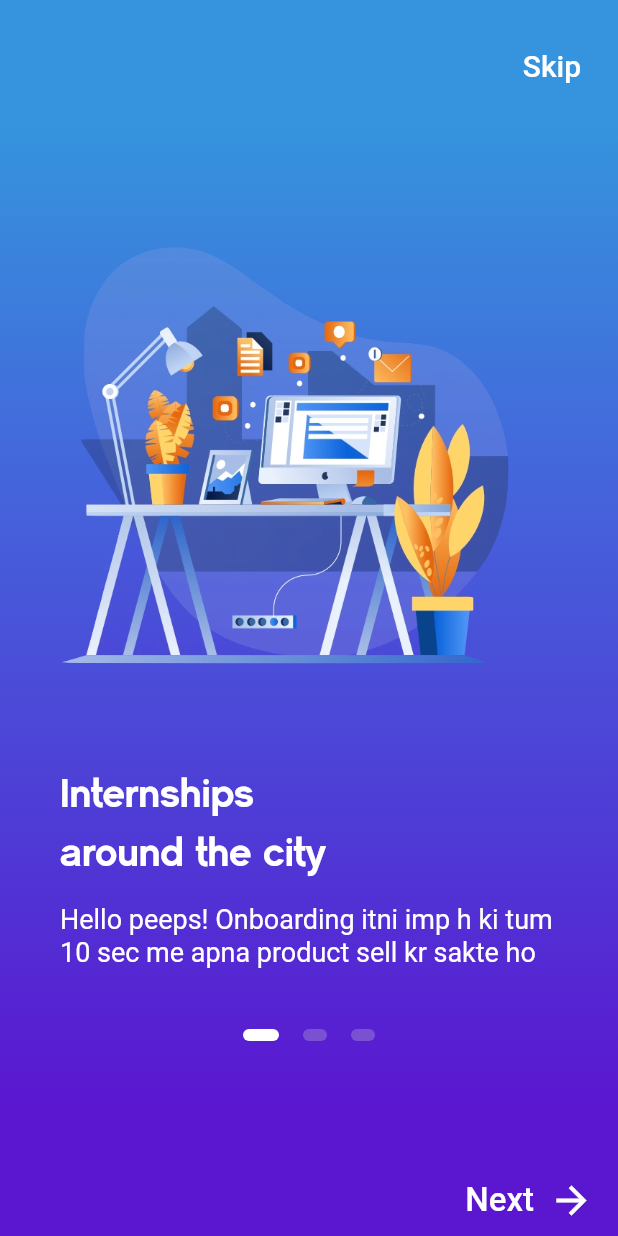
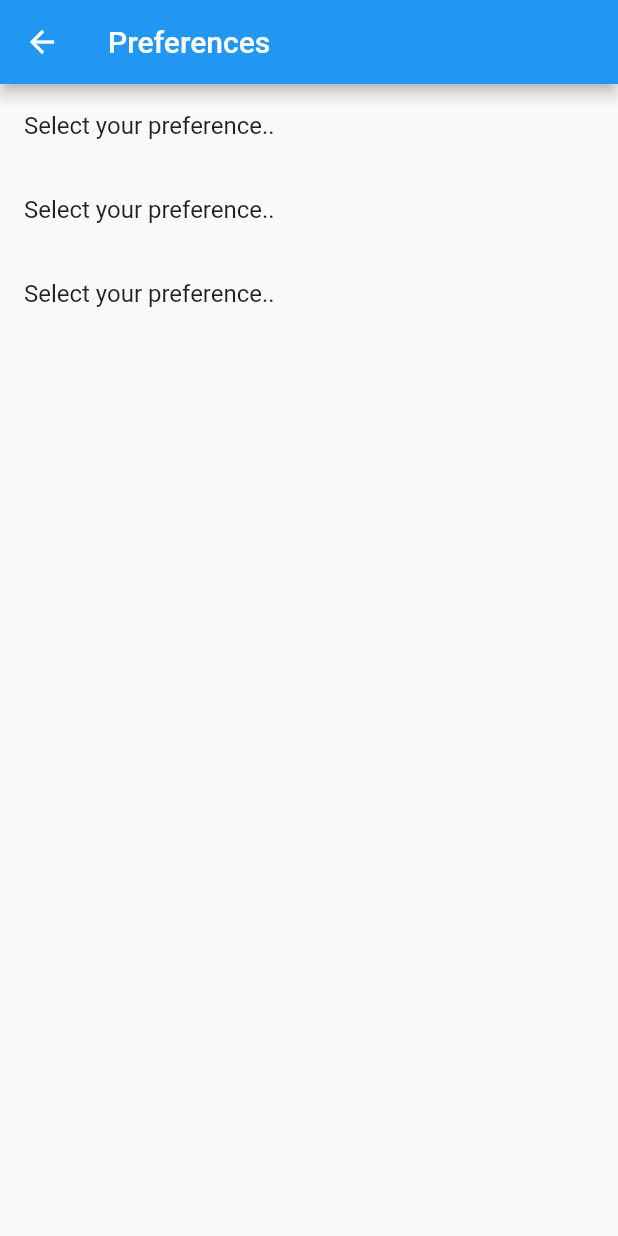
Before and after one commit to bhawikj/bhawik, a Flutter app: the screen it shows after launch, on a phone screen of 412 x 824 dp. Run offline on Flutter 3.47's test engine with Material 2 defaults, Android fonts, the phone set to English and light mode, and no system bars; our stand-ins replace cloud_firestore, curved_navigation_bar, email_validator, firebase_auth, fluttertoast, get_it and 1 more; missing offline and left inert: foldable_sidebar; accounts and stored records are empty.

Commit message:
preference pages

```diff
--- a/lib/main.dart
+++ b/lib/main.dart
@@ -1,6 +1,7 @@
 import 'package:bhawik/locator.dart';
-import 'package:bhawik/screens/home.dart';
-import 'package:bhawik/screens/onboarding_screen.dart';
+import 'package:bhawik/screens/main/home.dart';
+import 'package:bhawik/screens/auth/onboarding_screen.dart';
+import 'package:bhawik/screens/pref.dart';
 // import 'package:bhawik/screens/start_up.dart';
 import 'package:bhawik/services/dialog_service.dart';
 import 'package:bhawik/services/navigation_service.dart';
@@ -26,16 +27,17 @@ class MyApp extends StatelessWidget {
       ),
       navigatorKey: locator<NavigationService>().navigationKey,
       debugShowCheckedModeBanner: false,
-      home: FutureBuilder(
-        future: FirebaseAuth.instance.currentUser(),
-        builder: (context, AsyncSnapshot snapshot) {
-          if (snapshot.hasData) {
-            return Home();
-          } else {
-            return OnboardingScreen();
-          }
-        },
-      ),
+      home: PrefForm(),
+      // FutureBuilder(
+      //   future: FirebaseAuth.instance.currentUser(),
+      //   builder: (context, AsyncSnapshot snapshot) {
+      //     if (snapshot.hasData) {
+      //       return Home();
+      //     } else {
+      //       return OnboardingScreen();
+      //     }
+      //   },
+      // ),
       onGenerateRoute: generateRoute,
     );
   }
--- a/lib/screens/login_screen.dart
+++ b/lib/screens/auth/login_screen.dart
@@ -4,7 +4,7 @@ import 'package:email_validator/email_validator.dart';
 import 'package:flutter/material.dart';
 import 'package:flutter/services.dart';
 import 'package:bhawik/utilities/constants.dart';
-import 'package:bhawik/screens/signup_screen.dart';
+import 'package:bhawik/screens/auth/signup_screen.dart';
 import 'package:fluttertoast/fluttertoast.dart';
 import 'package:provider_architecture/viewmodel_provider.dart';
 
--- a/lib/screens/onboarding_screen.dart
+++ b/lib/screens/auth/onboarding_screen.dart
@@ -1,4 +1,4 @@
-import 'package:bhawik/screens/login_screen.dart';
+import 'package:bhawik/screens/auth/login_screen.dart';
 import 'package:flutter/material.dart';
 import 'package:flutter/services.dart';
 import 'package:bhawik/utilities/styles.dart';
--- a/lib/screens/signup_screen.dart
+++ b/lib/screens/auth/signup_screen.dart
@@ -4,7 +4,7 @@ import 'package:email_validator/email_validator.dart';
 import 'package:flutter/material.dart';
 import 'package:flutter/services.dart';
 import 'package:bhawik/utilities/constants.dart';
-import 'package:bhawik/screens/login_screen.dart';
+import 'package:bhawik/screens/auth/login_screen.dart';
 import 'package:provider_architecture/viewmodel_provider.dart';
 
 class SignupScreen extends StatefulWidget {
--- a/lib/screens/home.dart
+++ b/lib/screens/main/home.dart
@@ -1,8 +1,8 @@
 import 'package:flutter/material.dart';
 import 'package:curved_navigation_bar/curved_navigation_bar.dart';
-import 'package:bhawik/screens/internships.dart';
-import 'package:bhawik/screens/courses.dart';
-import 'package:bhawik/screens/cv.dart';
+import 'package:bhawik/screens/main/internships.dart';
+import 'package:bhawik/screens/main/courses.dart';
+import 'package:bhawik/screens/main/cv.dart';
 
 class Home extends StatefulWidget {
   @override
--- /dev/null
+++ b/lib/screens/pref.dart
@@ -0,0 +1,47 @@
+import 'package:bhawik/screens/pref_list.dart';
+import 'package:flutter/material.dart';
+
+class PrefForm extends StatefulWidget {
+  @override
+  _PrefFormState createState() => _PrefFormState();
+}
+
+class _PrefFormState extends State<PrefForm> {
+  List prefs = [
+    "Select your preference..",
+    "Select your preference..",
+    "Select your preference.."
+  ];
+
+  @override
+  Widget build(BuildContext context) {
+    return Scaffold(
+      appBar: AppBar(
+        title: Text("Preferences"),
+        leading: Icon(Icons.arrow_back),
+      ),
+      body: Container(
+        decoration: BoxDecoration(),
+        child: _selector(context),
+      ),
+    );
+  }
+
+  Widget _selector(BuildContext context) {
+    return ListView.builder(
+        itemCount: 3,
+        itemBuilder: (context, index) {
+          return ListTile(
+            title: Text(prefs[index]),
+            onTap: () {
+              setState(() async {
+                prefs[index] = await Navigator.push(
+                    context,
+                    MaterialPageRoute<String>(
+                        builder: (BuildContext context) => PrefList()));
+              });
+            },
+          );
+        });
+  }
+}
```
Also changed, not shown: lib/screens/pref_list.dart (added, +80 -0 lines), lib/utilities/router.dart (+4 -4 lines), lib/screens/main/courses.dart (renamed from lib/screens/courses.dart), lib/screens/main/cv.dart (renamed from lib/screens/cv.dart), lib/screens/main/internships.dart (renamed from lib/screens/internships.dart).
